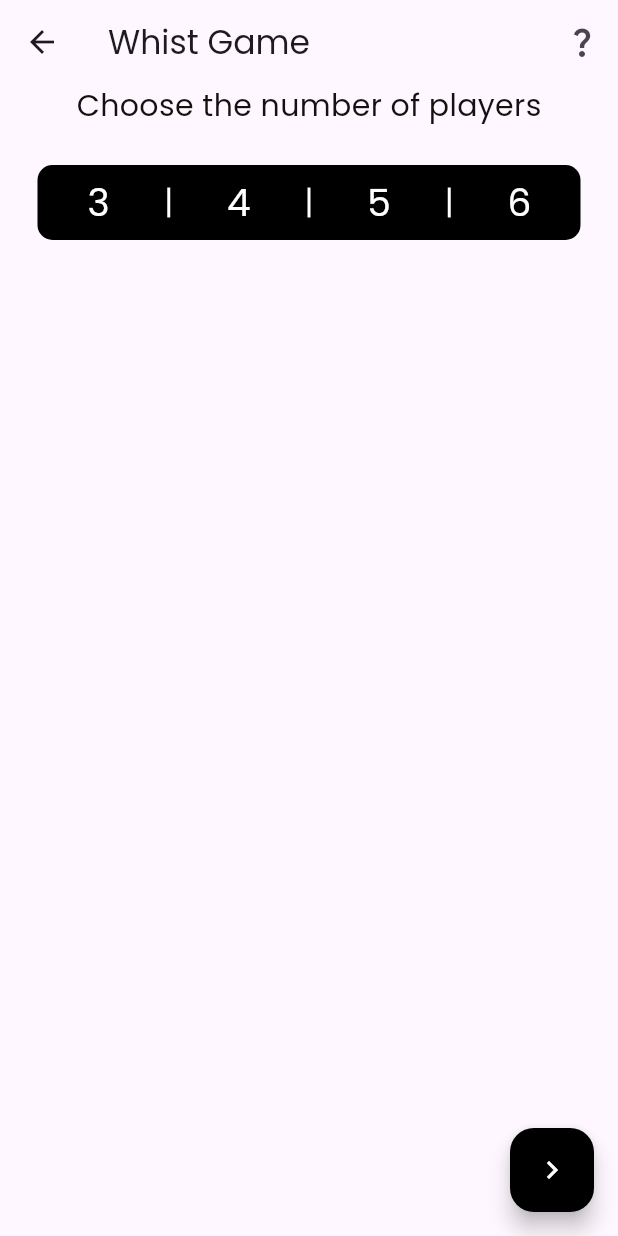
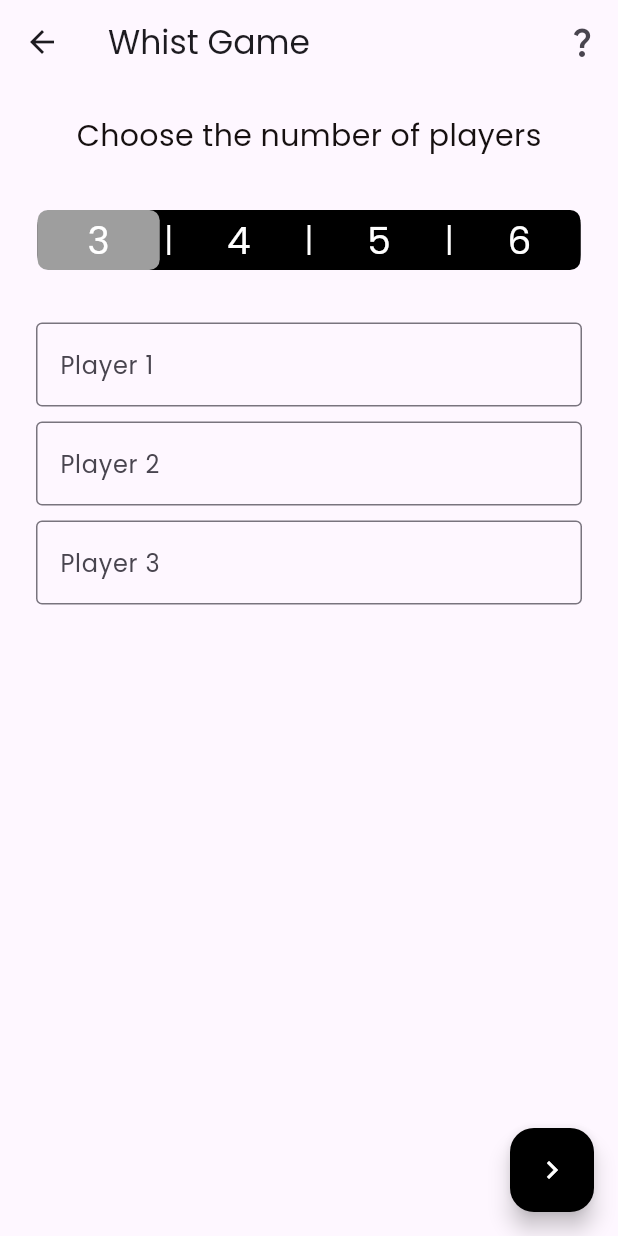
Before and after one commit to dragosdragan03/Score-Keeper-App, a Flutter app: the WhistGame screen opened directly, on a phone screen of 412 x 824 dp. Run offline on Flutter 3.47's test engine with Material 3 defaults, Android fonts, the phone set to English and light mode, and no system bars; our stand-ins replace google_fonts; missing offline and left inert: item_count_number_button.

```diff
--- a/score_keeper/lib/pages/Games/whist/whist_game.dart
+++ b/score_keeper/lib/pages/Games/whist/whist_game.dart
@@ -2,7 +2,6 @@ import 'package:flutter/material.dart';
 import 'package:score_keeper/pages/Games/whist/games_details.dart';
 import 'package:score_keeper/pages/Games/whist/whist_utils/custom_listView.dart';
 import 'package:score_keeper/pages/Games/whist/whist_utils/tab_bar.dart';
-// import 'dart:async';
 
 class WhistGame extends StatefulWidget {
   const WhistGame({super.key});
@@ -15,15 +14,13 @@ class _WhistGameState extends State<WhistGame> {
   int numberOfPlayers = 3;
   bool introducedAllNames = true;
   bool isListVisible = false; // first time the list is hidden
-  List<TextEditingController> players = [];
-  // Timer? _fadeaway;
+  List<TextEditingController> players = []; // players names
 
   @override
   void initState() {
     super.initState();
     // Initialize controllers for the default number of players
     players = List.generate(numberOfPlayers, (_) => TextEditingController());
-    // _fadeaway = Timer(Duration(seconds: 5) );
   }
 
   void submitButton() {
@@ -90,16 +87,18 @@ class _WhistGameState extends State<WhistGame> {
               icon: Icon(Icons.question_mark))
         ],
       ),
-      body: Column(
-        // mainAxisAlignment: MainAxisAlignment.center,
-        // crossAxisAlignment: CrossAxisAlignment.start,
+      body: SingleChildScrollView(
+        child: Column(
           children: [
-          const Text("Choose the number of players",
+            const SizedBox(height: 20),
+            const Text(
+              "Choose the number of players",
               style: TextStyle(
                 fontSize: 20,
-              )),
-          Container(
-            child: CustomTabBar(
+              ),
+            ),
+            const SizedBox(height: 10),
+            CustomTabBar(
               startIndex: 3,
               stopIndex: 6,
               step: 1,
@@ -110,17 +109,26 @@ class _WhistGameState extends State<WhistGame> {
                   isListVisible = true;
                   updateControllers(selectedNumber);
                 });
-                }),
+              },
             ),
             if (isListVisible)
-            CustomListview(
+              Padding(
+                padding: const EdgeInsets.symmetric(horizontal: 16.0),
+                child: CustomListview(
                   value: numberOfPlayers,
                   areaController: players,
                 ),
-          Spacer(), // Takes up remaining space
+              )
+            else
               Padding(
-            padding: const EdgeInsets.only(
-                bottom: 20.0), // Add space from the bottom
+                padding: const EdgeInsets.symmetric(horizontal: 16.0),
+                child: CustomListview(
+                  value: 3,
+                  areaController: players,
+                ),
+              ),
+            Padding(
+              padding: const EdgeInsets.only(bottom: 20.0),
               child: AnimatedOpacity(
                 opacity: isListVisible && !introducedAllNames ? 1.0 : 0.0,
                 duration: Duration(seconds: 1),
@@ -132,13 +140,14 @@ class _WhistGameState extends State<WhistGame> {
                     border: Border.all(color: Colors.black, width: 2.0),
                   ),
                   child: const Text(
-                  "Warning: Please insert all players names before proceeding with the game!",
+                    "Warning: Please insert all players' names before proceeding with the game!",
                     style: TextStyle(color: Colors.black, fontSize: 16.0),
                   ),
                 ),
               ),
             ),
           ],
+        ),
       ),
       floatingActionButton: FloatingActionButton(
         backgroundColor: Colors.black,
--- a/score_keeper/lib/pages/Games/whist/whist_utils/tab_bar.dart
+++ b/score_keeper/lib/pages/Games/whist/whist_utils/tab_bar.dart
@@ -21,13 +21,15 @@ class CustomTabBar extends StatefulWidget {
 }
 
 class _CustomTabBarState extends State<CustomTabBar> {
-  late int _selectedNumber = 0;
+  late int _selectedNumber = widget.selectedNumber;
 
-  AnimatedContainer buildContainer(bool isSelected, int number) {
+  AnimatedContainer buildContainer(bool isSelected, int number, double width) {
     return AnimatedContainer(
       duration: Duration(milliseconds: 300),
-      height: 40,
-      width: 40,
+
+      height:
+          width, // Make the height equal to the width to maintain square shape
+      width: width,
       decoration: BoxDecoration(
         borderRadius: BorderRadius.circular(7),
         color: isSelected ? Colors.grey : Colors.black,
@@ -41,7 +43,7 @@ class _CustomTabBarState extends State<CustomTabBar> {
     );
   }
 
-  Container verticalPipeline() {
+  Container verticalPipeline(double height) {
     return Container(
       width: 2,
       height: 20,
@@ -54,12 +56,20 @@ class _CustomTabBarState extends State<CustomTabBar> {
   Widget build(BuildContext context) {
     // Creating a list with the numbers needed
     List<int> numbers = List.generate(widget.stopIndex - widget.startIndex + 1,
-        (int index) => (widget.startIndex + index) * widget.step);
+        (int index) => widget.startIndex + index);
 
     return Padding(
       padding: const EdgeInsets.all(25),
-      child: Container(
-        height: 50,
+      child: LayoutBuilder(
+        builder: (context, constraints) {
+          // Calculate the width of each container based on the available width
+          double containerWidth =
+              (constraints.maxWidth - (numbers.length - 1) * 12) /
+                  numbers.length;
+          double containerHeight = 40.0; // Fixed height
+
+          return Container(
+            height: containerHeight,
             decoration: BoxDecoration(
               color: Colors.black,
               borderRadius: BorderRadius.circular(10),
@@ -76,12 +86,14 @@ class _CustomTabBarState extends State<CustomTabBar> {
                         widget.onNumberSelected(number);
                       });
                     },
-                child: buildContainer(isSelected, number),
+                    child: buildContainer(isSelected, number, containerWidth),
                   ),
-              if (number != numbers.last) verticalPipeline()
+                  if (number != numbers.last) verticalPipeline(containerHeight)
                 ];
               }).toList(),
             ),
+          );
+        },
       ),
     );
   }
```
Lines whose indentation alone changed are shown as unchanged.
